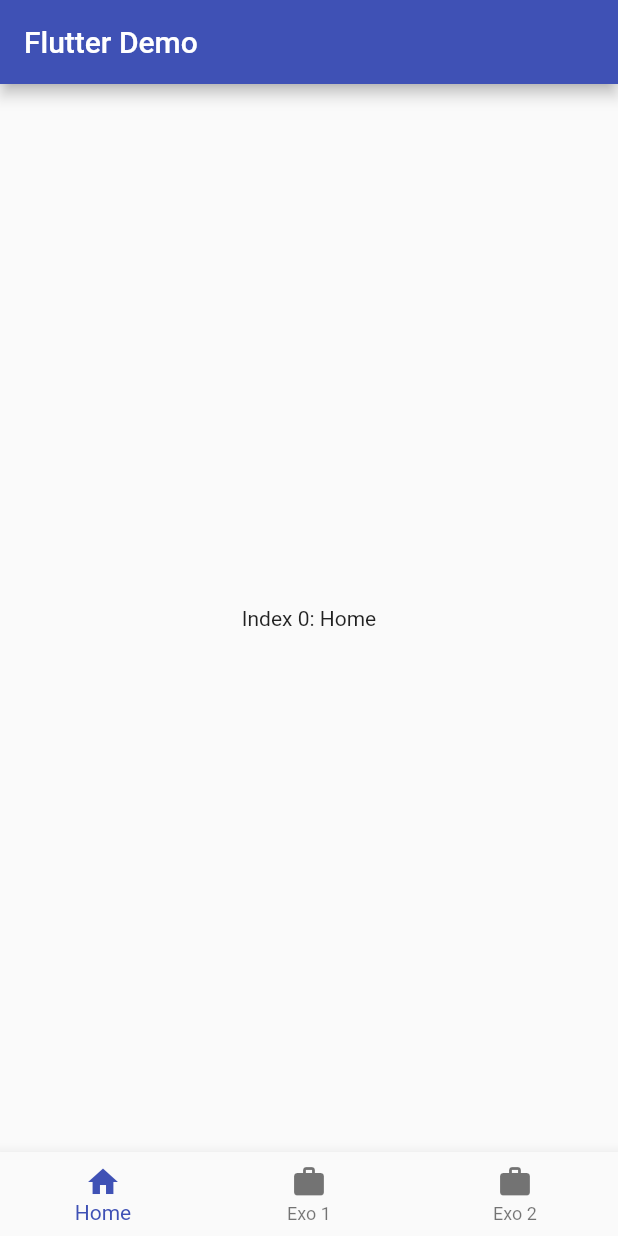
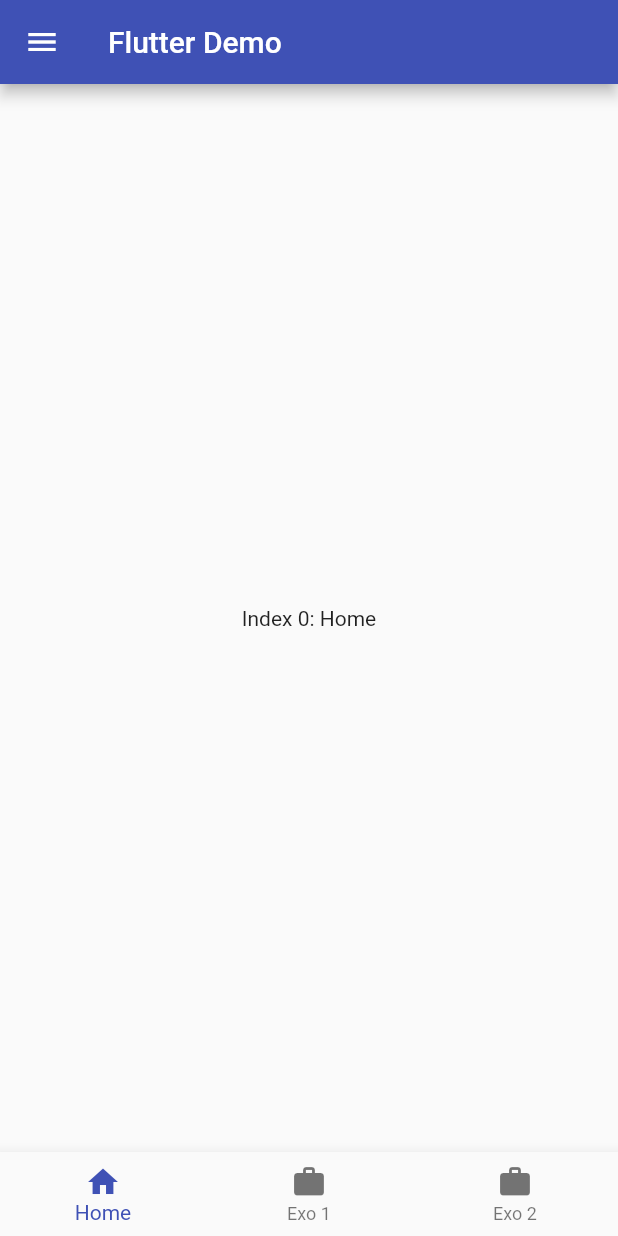
Before and after one commit to edyna9/dwmgex, a Flutter app: the screen it shows after launch, on a phone screen of 412 x 824 dp. Run offline on Flutter 3.47's test engine with Material 2 defaults, Android fonts, the phone set to English and light mode, and no system bars.

Commit message:
Correction Exo 4

```diff
--- a/lib/main.dart
+++ b/lib/main.dart
@@ -1,5 +1,5 @@
 import 'package:dwmgex/exercices/exo1.dart';
-import 'package:dwmgex/exercices/exo2.dart';
+import 'package:dwmgex/exercices/exo4.dart';
 import 'package:flutter/material.dart';
 
 void main() {
@@ -32,17 +32,37 @@ class _MyHomePageState extends State<MyHomePage> {
   int _selectedIndex = 0;
 
   final List<Widget> _widgets = <Widget>[
-    Center(child: Text(
-      'Index 0: Home',
-    ),),
+    Center(
+      child: Text(
+        'Index 0: Home',
+      ),
+    ),
     WindowsLogo(),
-    FlutterLogoPixel(),
+    SafeArea(
+        child: GestureDetector(
+      onDoubleTap: () => print('Click'),
+      child: Stack(
+        children: [
+          Container(
+            height: 100,
+            width: 100,
+            color: Colors.blue,
+          ),
+          Container(
+            height: 80,
+            width: 80,
+            color: Colors.red,
+          ),
+        ],
+      ),
+    )),
   ];
 
   @override
   Widget build(BuildContext context) {
     return Scaffold(
       appBar: AppBar(title: Text('Flutter Demo')),
+      drawer: CustomDrawer(),
       body: SafeArea(
         child: _widgets[_selectedIndex],
       ),
```
Also changed, not shown: lib/exercices/exo4.dart (added, +35 -0 lines).
